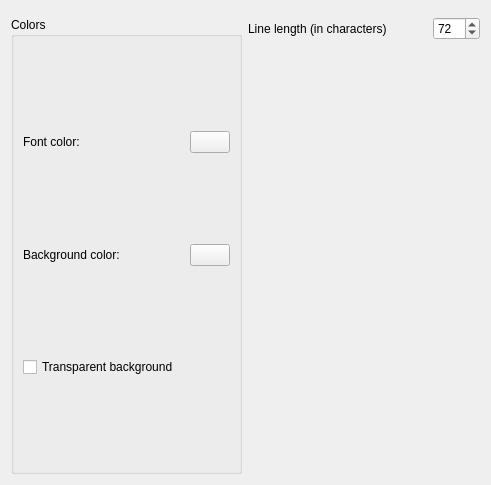
Before: the Qt Designer form advancedslideshow/captiondialog.ui in KDE/kipi-plugins, drawn with Qt 5.
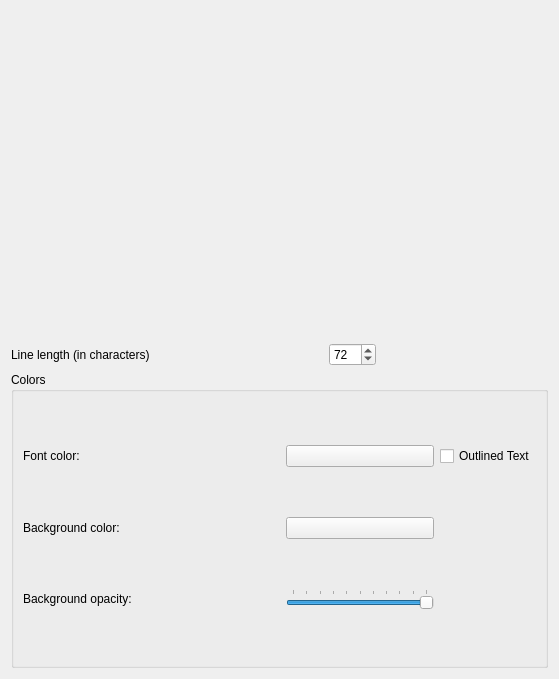
After: the same form once the commit is applied. Custom widgets are drawn as their Qt base class.

Diff of the .ui file:
```diff
--- a/advancedslideshow/captiondialog.ui
+++ b/advancedslideshow/captiondialog.ui
@@ -1,12 +1,12 @@
 <ui version="4.0" >
  <class>CaptionDialog</class>
- <widget class="QWidget" name="CaptionDialog" >
-  <property name="geometry" >
+ <widget class="QWidget" name="CaptionDialog">
+  <property name="geometry">
    <rect>
     <x>0</x>
     <y>0</y>
-    <width>491</width>
-    <height>485</height>
+    <width>559</width>
+    <height>679</height>
    </rect>
   </property>
   <property name="windowTitle" >
@@ -19,69 +19,7 @@
    <item>
     <layout class="QHBoxLayout" name="horizontalLayout_2" >
      <item>
-      <widget class="QGroupBox" name="groupBox" >
-       <property name="title" >
-        <string>Colors</string>
-       </property>
-       <layout class="QGridLayout" name="gridLayout" >
-        <item row="0" column="0" >
-         <widget class="QLabel" name="label" >
-          <property name="text" >
-           <string>Font color:</string>
-          </property>
-         </widget>
-        </item>
-        <item row="0" column="1" >
-         <spacer name="horizontalSpacer" >
-          <property name="orientation" >
-           <enum>Qt::Horizontal</enum>
-          </property>
-          <property name="sizeHint" stdset="0" >
-           <size>
-            <width>55</width>
-            <height>20</height>
-           </size>
-          </property>
-         </spacer>
-        </item>
-        <item row="0" column="2" >
-         <widget class="KColorButton" name="m_commentsFontColor" />
-        </item>
-        <item row="1" column="0" >
-         <widget class="QLabel" name="label_2" >
-          <property name="text" >
-           <string>Background color:</string>
-          </property>
-         </widget>
-        </item>
-        <item row="1" column="1" >
-         <spacer name="horizontalSpacer_2" >
-          <property name="orientation" >
-           <enum>Qt::Horizontal</enum>
-          </property>
-          <property name="sizeHint" stdset="0" >
-           <size>
-            <width>55</width>
-            <height>20</height>
-           </size>
-          </property>
-         </spacer>
-        </item>
-        <item row="1" column="2" >
-         <widget class="KColorButton" name="m_commentsBgColor" />
-        </item>
-        <item row="2" column="0" colspan="2" >
-         <widget class="QCheckBox" name="m_transparentBgCheckBox" >
-          <property name="text" >
-           <string>Transparent background</string>
-          </property>
-         </widget>
-        </item>
-       </layout>
-      </widget>
-     </item>
-     <item>
-      <layout class="QVBoxLayout" name="verticalLayout" >
+      <layout class="QVBoxLayout" name="verticalLayout">
        <item>
         <layout class="QHBoxLayout" name="horizontalLayout" >
          <item>
@@ -120,20 +58,127 @@
            </property>
           </widget>
          </item>
+         <item>
+          <spacer name="horizontalSpacer_5">
+           <property name="orientation">
+            <enum>Qt::Horizontal</enum>
+           </property>
+           <property name="sizeHint" stdset="0">
+            <size>
+             <width>40</width>
+             <height>20</height>
+            </size>
+           </property>
+          </spacer>
+         </item>
         </layout>
        </item>
        <item>
-        <spacer name="verticalSpacer" >
-         <property name="orientation" >
-          <enum>Qt::Vertical</enum>
+        <widget class="QGroupBox" name="groupBox">
+         <property name="title">
+          <string>Colors</string>
          </property>
-         <property name="sizeHint" stdset="0" >
-          <size>
-           <width>20</width>
-           <height>40</height>
-          </size>
-         </property>
-        </spacer>
+         <layout class="QGridLayout" name="gridLayout">
+          <item row="1" column="0">
+           <widget class="QLabel" name="label">
+            <property name="text">
+             <string>Font color:</string>
+            </property>
+           </widget>
+          </item>
+          <item row="1" column="2">
+           <spacer name="horizontalSpacer">
+            <property name="orientation">
+             <enum>Qt::Horizontal</enum>
+            </property>
+            <property name="sizeHint" stdset="0">
+             <size>
+              <width>55</width>
+              <height>20</height>
+             </size>
+            </property>
+           </spacer>
+          </item>
+          <item row="1" column="3">
+           <widget class="KColorButton" name="m_commentsFontColor"/>
+          </item>
+          <item row="2" column="0">
+           <widget class="QLabel" name="label_2">
+            <property name="text">
+             <string>Background color:</string>
+            </property>
+           </widget>
+          </item>
+          <item row="2" column="2">
+           <spacer name="horizontalSpacer_2">
+            <property name="orientation">
+             <enum>Qt::Horizontal</enum>
+            </property>
+            <property name="sizeHint" stdset="0">
+             <size>
+              <width>55</width>
+              <height>20</height>
+             </size>
+            </property>
+           </spacer>
+          </item>
+          <item row="2" column="3">
+           <widget class="KColorButton" name="m_commentsBgColor"/>
+          </item>
+          <item row="4" column="2">
+           <spacer name="horizontalSpacer_4">
+            <property name="orientation">
+             <enum>Qt::Horizontal</enum>
+            </property>
+            <property name="sizeHint" stdset="0">
+             <size>
+              <width>40</width>
+              <height>20</height>
+             </size>
+            </property>
+           </spacer>
+          </item>
+          <item row="4" column="3">
+           <widget class="QSlider" name="m_commentsBgTransparency">
+            <property name="maximum">
+             <number>10</number>
+            </property>
+            <property name="pageStep">
+             <number>1</number>
+            </property>
+            <property name="value">
+             <number>10</number>
+            </property>
+            <property name="orientation">
+             <enum>Qt::Horizontal</enum>
+            </property>
+            <property name="invertedAppearance">
+             <bool>false</bool>
+            </property>
+            <property name="invertedControls">
+             <bool>true</bool>
+            </property>
+            <property name="tickPosition">
+             <enum>QSlider::TicksAbove</enum>
+            </property>
+           </widget>
+          </item>
+          <item row="4" column="0">
+           <widget class="QLabel" name="label_4">
+            <property name="text">
+             <string>Background opacity:</string>
+            </property>
+           </widget>
+          </item>
+          <item row="1" column="4">
+           <widget class="QCheckBox" name="m_commentsDrawOutlineCheckBox">
+            <property name="text">
+             <string>Outlined Text</string>
+            </property>
+           </widget>
+          </item>
+         </layout>
+        </widget>
        </item>
       </layout>
      </item>
@@ -142,16 +187,16 @@
   </layout>
  </widget>
  <customwidgets>
-  <customwidget>
-   <class>KColorButton</class>
-   <extends>QPushButton</extends>
-   <header>kcolorbutton.h</header>
-  </customwidget>
   <customwidget>
    <class>KFontChooser</class>
    <extends>QWidget</extends>
    <header>kfontdialog.h</header>
   </customwidget>
+  <customwidget>
+   <class>KColorButton</class>
+   <extends>QPushButton</extends>
+   <header>kcolorbutton.h</header>
+  </customwidget>
  </customwidgets>
  <resources/>
  <connections/>
```
Left out of the diff: 33 changed lines with no effect on the pictures.
